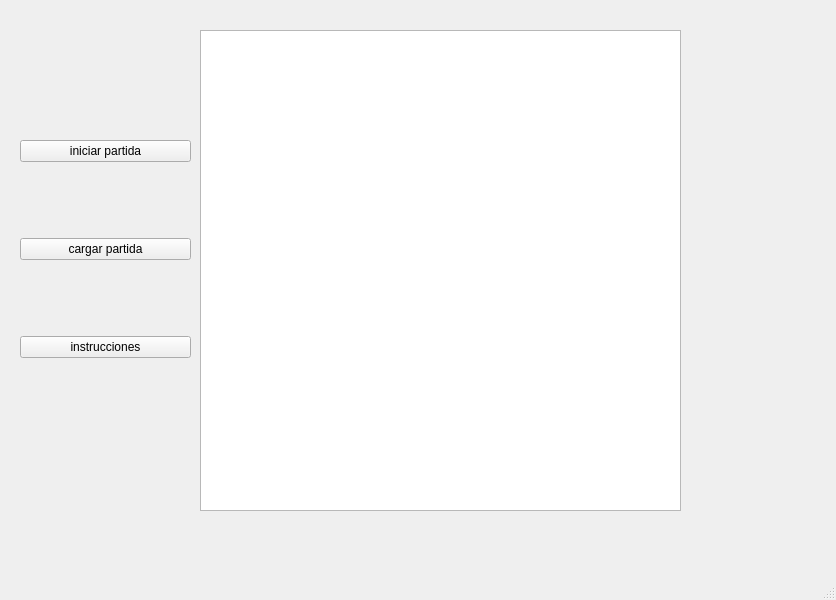
segarciamo1/La_Falla_De_Medallo, file game/mainwindow.ui: the form before one commit.
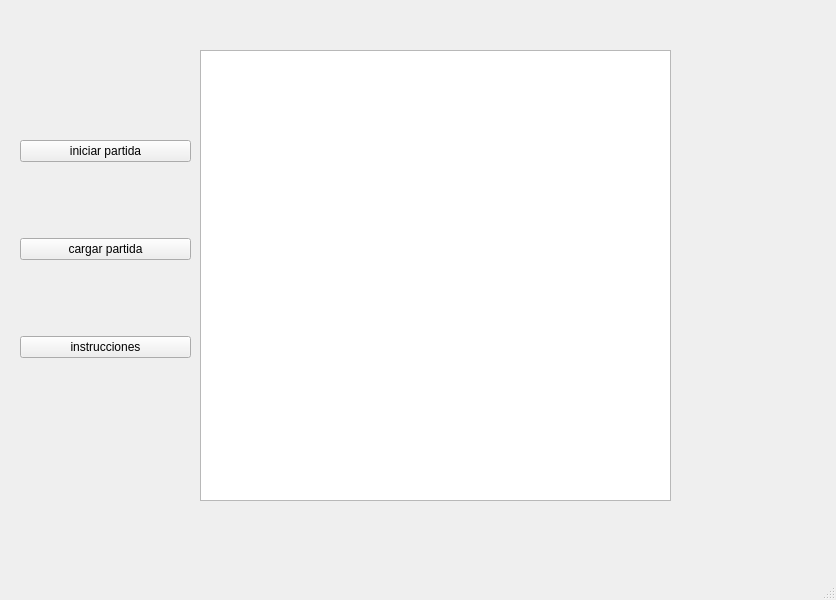
The form after the commit.

What changed in the file:
```diff
--- a/game/mainwindow.ui
+++ b/game/mainwindow.ui
@@ -18,9 +18,9 @@
     <property name="geometry">
      <rect>
       <x>200</x>
-      <y>30</y>
-      <width>481</width>
-      <height>481</height>
+      <y>50</y>
+      <width>471</width>
+      <height>451</height>
      </rect>
     </property>
    </widget>
```
